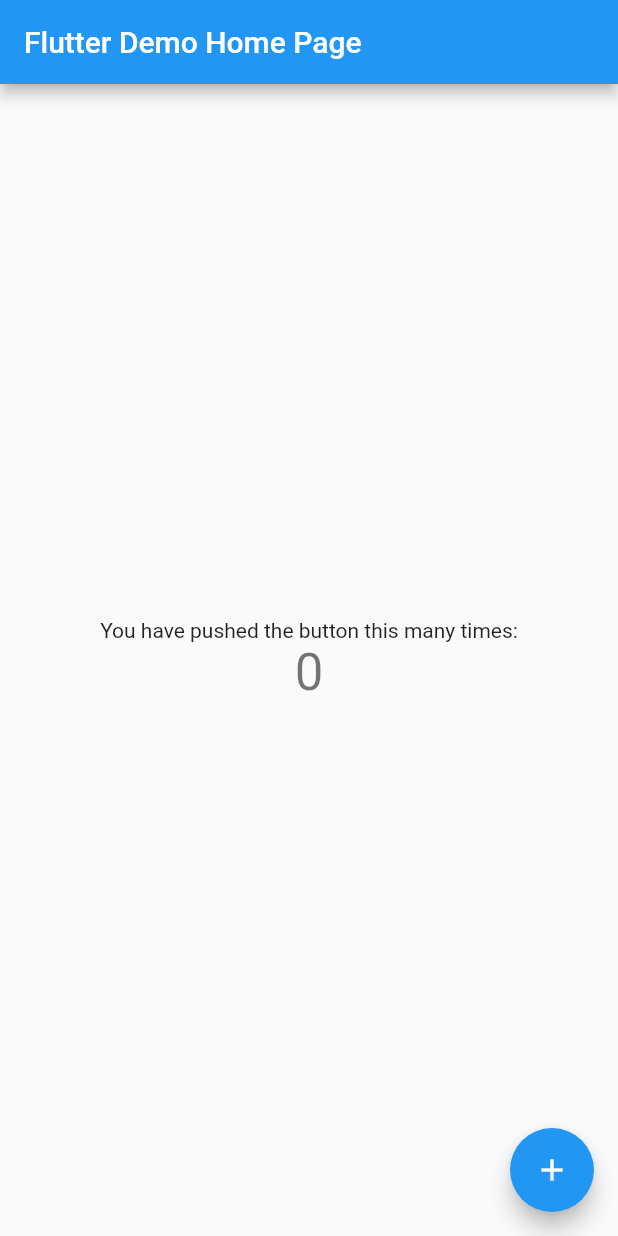
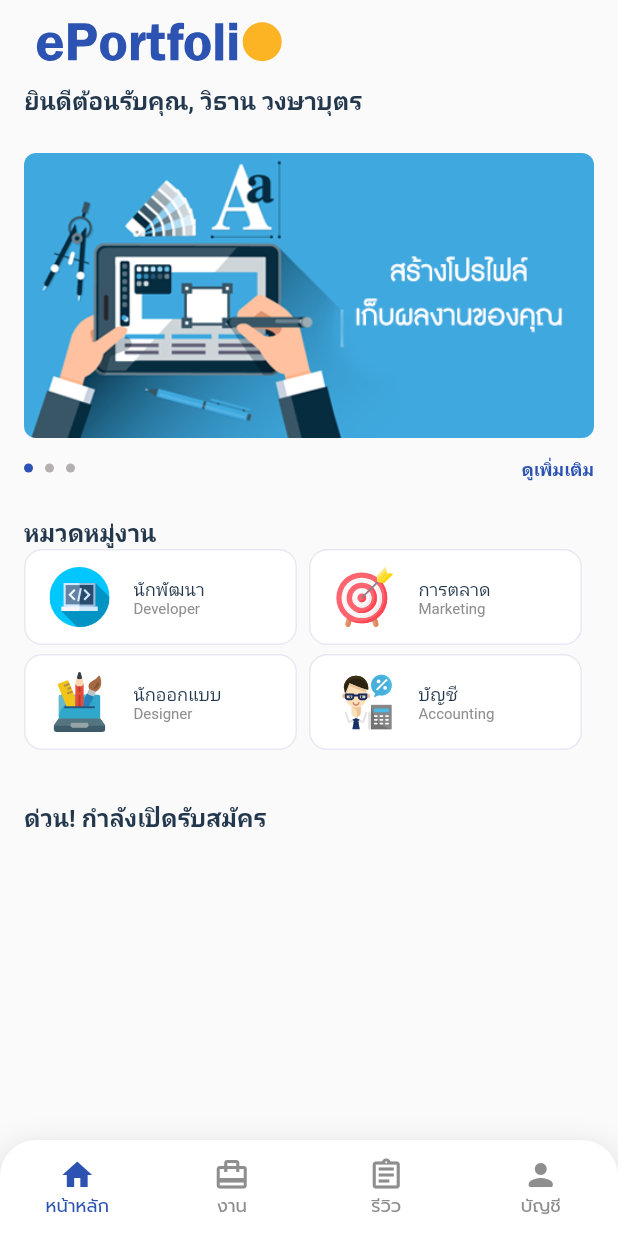
Before and after one commit to wtt-kku/flutter_ePortfolio_frontend, a Flutter app: the screen it shows after launch, on a phone screen of 412 x 824 dp. Run offline on Flutter 3.47's test engine with Material 2 defaults, Android fonts, the phone set to English and light mode, and no system bars; our stand-ins replace flutter_svg, flutter_swiper, google_fonts; Roboto replaces fonts that are missing (Kanit).

Commit message:
Restructuring source

```diff
--- /dev/null
+++ b/lib/constants/color_constant.dart
@@ -0,0 +1,11 @@
+import 'package:flutter/material.dart';
+
+const mBackgroundColor = Color(0xFFFAFAFA);
+const mBlueColor = Color(0xFF2C53B1);
+const mGreyColor = Color(0xFFB4B0B0);
+const mTitleColor = Color(0xFF23374D);
+const mSubtitleColor = Color(0xFF8E8E8E);
+const mBorderColor = Color(0xFFE8E8F3);
+const mFillColor = Color(0xFFFFFFFF);
+const mCardTitleColor = Color(0xFF2E4ECF);
+const mCardSubtitleColor = mTitleColor;
--- /dev/null
+++ b/lib/constants/style_constant.dart
@@ -0,0 +1,22 @@
+import 'package:flutter/material.dart';
+import 'package:google_fonts/google_fonts.dart';
+import 'package:eportfolio/constants/color_constant.dart';
+
+var mTitleStyle = GoogleFonts.kanit(
+  fontWeight: FontWeight.w600,
+  color: mTitleColor,
+  fontSize: 16,
+);
+
+var mMoreDetailStyle = GoogleFonts.kanit(
+    fontWeight: FontWeight.w700, color: mBlueColor, fontSize: 12);
+
+var mServiceTitleStyle = GoogleFonts.kanit(
+    fontWeight: FontWeight.w500, color: mTitleColor, fontSize: 12);
+var mServiceSubtitleStyle = GoogleFonts.kanit(
+    fontWeight: FontWeight.w400, color: mSubtitleColor, fontSize: 10);
+
+var mPopularTitleStyle = GoogleFonts.kanit(
+    fontWeight: FontWeight.w700, color: mCardTitleColor, fontSize: 16);
+var mPopularSubtitleStyle = GoogleFonts.kanit(
+    fontWeight: FontWeight.w500, color: mCardSubtitleColor, fontSize: 10);
--- a/lib/main.dart
+++ b/lib/main.dart
@@ -1,3 +1,4 @@
+import 'package:eportfolio/screens/home_screen.dart';
 import 'package:flutter/material.dart';
 
 void main() {
@@ -5,113 +6,15 @@ void main() {
 }
 
 class MyApp extends StatelessWidget {
-  // This widget is the root of your application.
   @override
   Widget build(BuildContext context) {
     return MaterialApp(
-      title: 'Flutter Demo',
+      debugShowCheckedModeBanner: false,
       theme: ThemeData(
-        // This is the theme of your application.
-        //
-        // Try running your application with "flutter run". You'll see the
-        // application has a blue toolbar. Then, without quitting the app, try
-        // changing the primarySwatch below to Colors.green and then invoke
-        // "hot reload" (press "r" in the console where you ran "flutter run",
-        // or simply save your changes to "hot reload" in a Flutter IDE).
-        // Notice that the counter didn't reset back to zero; the application
-        // is not restarted.
-        primarySwatch: Colors.blue,
-        // This makes the visual density adapt to the platform that you run
-        // the app on. For desktop platforms, the controls will be smaller and
-        // closer together (more dense) than on mobile platforms.
-        visualDensity: VisualDensity.adaptivePlatformDensity,
+        fontFamily: 'Prompt',
       ),
-      home: MyHomePage(title: 'Flutter Demo Home Page'),
+      title: 'ePortfolio',
+      home: HomeScreen(),
     );
   }
 }
-
-class MyHomePage extends StatefulWidget {
-  MyHomePage({Key key, this.title}) : super(key: key);
-
-  // This widget is the home page of your application. It is stateful, meaning
-  // that it has a State object (defined below) that contains fields that affect
-  // how it looks.
-
-  // This class is the configuration for the state. It holds the values (in this
-  // case the title) provided by the parent (in this case the App widget) and
-  // used by the build method of the State. Fields in a Widget subclass are
-  // always marked "final".
-
-  final String title;
-
-  @override
-  _MyHomePageState createState() => _MyHomePageState();
-}
-
-class _MyHomePageState extends State<MyHomePage> {
-  int _counter = 0;
-
-  void _incrementCounter() {
-    setState(() {
-      // This call to setState tells the Flutter framework that something has
-      // changed in this State, which causes it to rerun the build method below
-      // so that the display can reflect the updated values. If we changed
-      // _counter without calling setState(), then the build method would not be
-      // called again, and so nothing would appear to happen.
-      _counter++;
-    });
-  }
-
-  @override
-  Widget build(BuildContext context) {
-    // This method is rerun every time setState is called, for instance as done
-    // by the _incrementCounter method above.
-    //
-    // The Flutter framework has been optimized to make rerunning build methods
-    // fast, so that you can just rebuild anything that needs updating rather
-    // than having to individually change instances of widgets.
-    return Scaffold(
-      appBar: AppBar(
-        // Here we take the value from the MyHomePage object that was created by
-        // the App.build method, and use it to set our appbar title.
-        title: Text(widget.title),
-      ),
-      body: Center(
-        // Center is a layout widget. It takes a single child and positions it
-        // in the middle of the parent.
-        child: Column(
-          // Column is also a layout widget. It takes a list of children and
-          // arranges them vertically. By default, it sizes itself to fit its
-          // children horizontally, and tries to be as tall as its parent.
-          //
-          // Invoke "debug painting" (press "p" in the console, choose the
-          // "Toggle Debug Paint" action from the Flutter Inspector in Android
-          // Studio, or the "Toggle Debug Paint" command in Visual Studio Code)
-          // to see the wireframe for each widget.
-          //
-          // Column has various properties to control how it sizes itself and
-          // how it positions its children. Here we use mainAxisAlignment to
-          // center the children vertically; the main axis here is the vertical
-          // axis because Columns are vertical (the cross axis would be
-          // horizontal).
-          mainAxisAlignment: MainAxisAlignment.center,
-          children: <Widget>[
-            Text(
-              'You have pushed the button this many times:',
-            ),
-            Text(
-              '$_counter',
-              style: Theme.of(context).textTheme.headline4,
-            ),
-          ],
-        ),
-      ),
-      floatingActionButton: FloatingActionButton(
-        onPressed: _incrementCounter,
-        tooltip: 'Increment',
-        child: Icon(Icons.add),
-      ), // This trailing comma makes auto-formatting nicer for build methods.
-    );
-  }
-}
--- /dev/null
+++ b/lib/models/carousel_model.dart
@@ -0,0 +1,13 @@
+class CarouselModel {
+  String image;
+  CarouselModel(this.image);
+}
+
+List<CarouselModel> carousels =
+    carouselsData.map((item) => CarouselModel(item['image'])).toList();
+
+var carouselsData = [
+  {"image": "assets/images/carousel_1.png"},
+  {"image": "assets/images/carousel_2.png"},
+  {"image": "assets/images/carousel_3.png"},
+];
--- /dev/null
+++ b/lib/screens/home_screen.dart
@@ -0,0 +1,305 @@
+import 'package:eportfolio/constants/color_constant.dart';
+import 'package:eportfolio/constants/style_constant.dart';
+import 'package:eportfolio/widgets/bottom_navigation_eportfolio.dart';
+import 'package:flutter/material.dart';
+import 'package:flutter_svg/flutter_svg.dart';
+import 'package:flutter_swiper/flutter_swiper.dart';
+import 'package:eportfolio/models/carousel_model.dart';
+
+class HomeScreen extends StatefulWidget {
+  @override
+  _HomeScreenState createState() => _HomeScreenState();
+}
+
+class _HomeScreenState extends State<HomeScreen> {
+  int _current = 0;
+  List<T> map<T>(List list, Function handler) {
+    List<T> result = [];
+    for (var i = 0; i < list.length; i++) {
+      result.add(handler(i, list[i]));
+    }
+    return result;
+  }
+
+  @override
+  Widget build(BuildContext context) {
+    return Scaffold(
+      //? ตั้งค่า AppBar
+      appBar: AppBar(
+        backgroundColor: mBackgroundColor,
+        title: SvgPicture.asset('assets/svg/logo.svg'),
+        elevation: 0,
+      ),
+
+      //? ตั้งค่าสีพื้นหลัง
+      backgroundColor: mBackgroundColor,
+
+      //?ตั้งค่า เมนูด้านล่าง
+      bottomNavigationBar: BottomNavigationEportfolio(),
+
+      //?เนื้อหา
+      body: Container(
+        child: ListView(
+          physics: ClampingScrollPhysics(),
+          children: <Widget>[
+            //? ส่วนแแนะนำ
+            Padding(
+              padding: EdgeInsets.only(left: 16, bottom: 24),
+              child: Text(
+                "ยินดีต้อนรับคุณ, วิธาน วงษาบุตร",
+                style: mTitleStyle,
+              ),
+            ),
+            Container(
+              alignment: Alignment.centerLeft,
+              margin: EdgeInsets.only(left: 16, right: 16),
+              width: MediaQuery.of(context).size.width,
+              child: Column(
+                crossAxisAlignment: CrossAxisAlignment.start,
+                mainAxisAlignment: MainAxisAlignment.start,
+                children: <Widget>[
+                  Container(
+                    width: MediaQuery.of(context).size.width,
+                    height: 190,
+                    child: Swiper(
+                      onIndexChanged: (index) {
+                        setState(() {
+                          _current = index;
+                        });
+                      },
+                      autoplay: true,
+                      layout: SwiperLayout.DEFAULT,
+                      itemCount: carousels.length,
+                      itemBuilder: (BuildContext context, index) {
+                        return Container(
+                            decoration: BoxDecoration(
+                          borderRadius: BorderRadius.circular(8),
+                          image: DecorationImage(
+                            image: AssetImage(carousels[index].image),
+                            fit: BoxFit.cover,
+                          ),
+                        ));
+                      },
+                    ),
+                  ),
+                  SizedBox(
+                    height: 12,
+                  ),
+                  Row(
+                    mainAxisAlignment: MainAxisAlignment.spaceBetween,
+                    children: <Widget>[
+                      Row(
+                        children: map<Widget>(carousels, (index, image) {
+                          return Container(
+                              alignment: Alignment.centerLeft,
+                              height: 6,
+                              width: 6,
+                              margin: EdgeInsets.only(right: 8),
+                              decoration: BoxDecoration(
+                                  shape: BoxShape.circle,
+                                  color: _current == index
+                                      ? mBlueColor
+                                      : mGreyColor));
+                        }),
+                      ),
+                      Text("ดูเพิ่มเติม", style: mMoreDetailStyle)
+                    ],
+                  ),
+                ],
+              ),
+            ),
+            //? หมวดหมู่งาน
+            Padding(
+              padding: EdgeInsets.only(left: 16, top: 24),
+              child: Text(
+                "หมวดหมู่งาน",
+                style: mTitleStyle,
+              ),
+            ),
+            Container(
+                height: 144,
+                margin: EdgeInsets.only(left: 16, right: 16),
+                child: Column(
+                  children: <Widget>[
+                    Row(children: <Widget>[
+                      Expanded(
+                        child: Container(
+                          margin: EdgeInsets.only(right: 8),
+                          padding: EdgeInsets.only(left: 16),
+                          height: 64,
+                          decoration: BoxDecoration(
+                            color: mFillColor,
+                            borderRadius: BorderRadius.circular(12),
+                            border: Border.all(color: mBorderColor, width: 1),
+                          ),
+                          child: Row(
+                            children: <Widget>[
+                              SvgPicture.asset(
+                                'assets/icons/programming.svg',
+                                fit: BoxFit.contain,
+                                height: 40,
+                                width: 40,
+                                // allowDrawingOutsideViewBox: true,
+                              ),
+                              Padding(
+                                padding: EdgeInsets.only(left: 16),
+                                child: Column(
+                                    crossAxisAlignment:
+                                        CrossAxisAlignment.start,
+                                    mainAxisAlignment: MainAxisAlignment.center,
+                                    children: <Widget>[
+                                      Text(
+                                        "นักพัฒนา",
+                                        style: mServiceTitleStyle,
+                                      ),
+                                      Text(
+                                        "Developer",
+                                        style: mServiceSubtitleStyle,
+                                      )
+                                    ]),
+                              )
+                            ],
+                          ),
+                        ),
+                      ),
+                      Expanded(
+                        child: Container(
+                          margin: EdgeInsets.only(right: 8),
+                          padding: EdgeInsets.only(left: 16),
+                          height: 64,
+                          decoration: BoxDecoration(
+                            color: mFillColor,
+                            borderRadius: BorderRadius.circular(12),
+                            border: Border.all(color: mBorderColor, width: 1),
+                          ),
+                          child: Row(
+                            children: <Widget>[
+                              SvgPicture.asset(
+                                'assets/icons/target.svg',
+                                fit: BoxFit.contain,
+                                height: 40,
+                                width: 40,
+                                // allowDrawingOutsideViewBox: true,
+                              ),
+                              Padding(
+                                padding: EdgeInsets.only(left: 16),
+                                child: Column(
+                                    crossAxisAlignment:
+                                        CrossAxisAlignment.start,
+                                    mainAxisAlignment: MainAxisAlignment.center,
+                                    children: <Widget>[
+                                      Text(
+                                        "การตลาด",
+                                        style: mServiceTitleStyle,
+                                      ),
+                                      Text(
+                                        "Marketing",
+                                        style: mServiceSubtitleStyle,
+                                      )
+                                    ]),
+                              )
+                            ],
+                          ),
+                        ),
+                      )
+                    ]),
+                    SizedBox(height: 6),
+                    Row(children: <Widget>[
+                      Expanded(
+                        child: Container(
+                          margin: EdgeInsets.only(right: 8),
+                          padding: EdgeInsets.only(left: 16),
+                          height: 64,
+                          decoration: BoxDecoration(
+                            color: mFillColor,
+                            borderRadius: BorderRadius.circular(12),
+                            border: Border.all(color: mBorderColor, width: 1),
+                          ),
+                          child: Row(
+                            children: <Widget>[
+                              SvgPicture.asset(
+                                'assets/icons/designer.svg',
+                                fit: BoxFit.contain,
+                                height: 40,
+                                width: 40,
+                                // allowDrawingOutsideViewBox: true,
+                              ),
+                              Padding(
+                                padding: EdgeInsets.only(left: 16),
+                                child: Column(
+                                    crossAxisAlignment:
+                                        CrossAxisAlignment.start,
+                                    mainAxisAlignment: MainAxisAlignment.center,
+                                    children: <Widget>[
+                                      Text(
+                                        "นักออกแบบ",
+                                        style: mServiceTitleStyle,
+                                      ),
+                                      Text(
+                                        "Designer",
+                                        style: mServiceSubtitleStyle,
+                                      )
+                                    ]),
+                              )
+                            ],
+                          ),
+                        ),
+                      ),
+                      Expanded(
+                        child: Container(
+                          margin: EdgeInsets.only(right: 8),
+                          padding: EdgeInsets.only(left: 16),
+                          height: 64,
+                          decoration: BoxDecoration(
+                            color: mFillColor,
+                            borderRadius: BorderRadius.circular(12),
+                            border: Border.all(color: mBorderColor, width: 1),
+                          ),
+                          child: Row(
+                            children: <Widget>[
+                              SvgPicture.asset(
+                                'assets/icons/accountant.svg',
+                                fit: BoxFit.contain,
+                                height: 40,
+                                width: 40,
+                                // allowDrawingOutsideViewBox: true,
+                              ),
+                              Padding(
+                                padding: EdgeInsets.only(left: 16),
+                                child: Column(
+                                    crossAxisAlignment:
+                                        CrossAxisAlignment.start,
+                                    mainAxisAlignment: MainAxisAlignment.center,
+                                    children: <Widget>[
+                                      Text(
+                                        "บัญชี",
+                                        style: mServiceTitleStyle,
+                                      ),
+                                      Text(
+                                        "Accounting",
+                                        style: mServiceSubtitleStyle,
+                                      )
+                                    ]),
+                              )
+                            ],
+                          ),
+                        ),
+                      ),
+                    ]),
+                  ],
+                )),
+
+            //?งานด่วน
+            Padding(
+              padding: EdgeInsets.only(left: 16, top: 24),
+              child: Text(
+                "ด่วน! กำลังเปิดรับสมัคร",
+                style: mTitleStyle,
+              ),
+            ),
+          ],
+        ),
+      ),
+    );
+  }
+}
--- /dev/null
+++ b/lib/widgets/bottom_navigation_eportfolio.dart
@@ -0,0 +1,60 @@
+import 'package:eportfolio/constants/color_constant.dart';
+import 'package:flutter/material.dart';
+import 'package:flutter_svg/flutter_svg.dart';
+
+class BottomNavigationEportfolio extends StatefulWidget {
+  @override
+  _BottomNavigationEportfolioState createState() =>
+      _BottomNavigationEportfolioState();
+}
+
+class _BottomNavigationEportfolioState
+    extends State<BottomNavigationEportfolio> {
+  int _selectedIndex = 0;
+
+  void _onItemTapped(int index) {
+    setState(() {
+      _selectedIndex = index;
+    });
+  }
+
+  @override
+  Widget build(BuildContext context) {
+    return Container(
+      height: 64,
+      decoration: BoxDecoration(
+        color: mFillColor,
+        boxShadow: [
+          BoxShadow(
+              color: Colors.grey.withOpacity(0.3),
+              spreadRadius: 2,
+              blurRadius: 15,
+              offset: Offset(0, 5))
+        ],
+        borderRadius: BorderRadius.only(
+          topLeft: Radius.circular(24),
+          topRight: Radius.circular(24),
+        ),
+      ),
+      child: BottomNavigationBar(
+        items: <BottomNavigationBarItem>[
+          BottomNavigationBarItem(icon: Icon(Icons.home), label: "หน้าหลัก"),
+          BottomNavigationBarItem(icon: Icon(Icons.card_travel), label: "งาน"),
+          BottomNavigationBarItem(
+              icon: Icon(Icons.assignment_outlined), label: "รีวิว"),
+          BottomNavigationBarItem(
+              icon: Icon(Icons.person_rounded), label: "บัญชี")
+        ],
+        currentIndex: _selectedIndex,
+        selectedItemColor: mBlueColor,
+        unselectedItemColor: mSubtitleColor,
+        onTap: _onItemTapped,
+        backgroundColor: Colors.transparent,
+        type: BottomNavigationBarType.fixed,
+        selectedFontSize: 12,
+        showUnselectedLabels: true,
+        elevation: 0,
+      ),
+    );
+  }
+}
```
